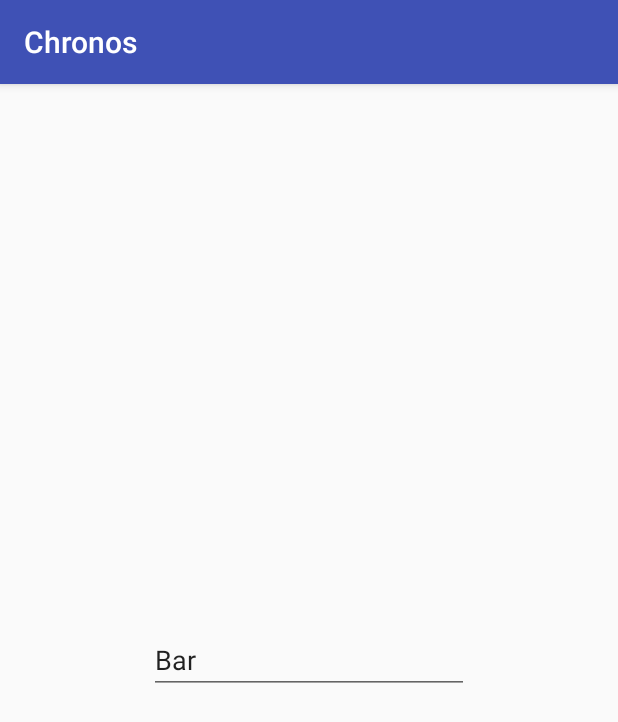
After one commit to jzoran/chronos, an Android app: the fragment BarFragment placed in its activity, on a phone screen of 412 x 824 dp. The commit adds this screen. Shown: the top 722 px of the screen. Run offline under Robolectric (Android 15) with nearby library versions, the phone set to English and light mode, and no system bars; our stand-ins replace Room's generated code.

Commit message:
Add navigation drawer
Add a navigation drawer. When the user clicks a menu item, the main
activity switches the currently displayed fragment.

In this commit, the logic to switch fragments is triggered directly from
the click listener. A future change will improve the application's
design by introducing a lower layer Navigator class: when the user
clicks a menu item, a request will be sent to the Navigator which then
decides what fragment the main activity should switch to.

Signed-off-by: Mårten Kongstad <marten.kongstad@gmail.com>

```diff
--- /dev/null
+++ b/app/src/main/java/amhk/chronos/BarFragment.kt
@@ -0,0 +1,15 @@
+package amhk.chronos
+
+import android.os.Bundle
+import android.support.v4.app.Fragment
+import android.view.LayoutInflater
+import android.view.View
+import android.view.ViewGroup
+
+class BarFragment : Fragment() {
+    override fun onCreateView(inflater: LayoutInflater,
+                              container: ViewGroup?,
+                              savedInstanceState: Bundle?): View? {
+        return inflater.inflate(R.layout.fragment_bar, container, false)
+    }
+}
--- a/app/src/main/java/amhk/chronos/MainActivity.kt
+++ b/app/src/main/java/amhk/chronos/MainActivity.kt
@@ -1,21 +1,57 @@
 package amhk.chronos
 
 import android.os.Bundle
+import android.support.design.widget.NavigationView
+import android.support.v4.app.Fragment
 import android.support.v4.app.FragmentManager
 import android.support.v4.app.FragmentTransaction
+import android.support.v4.widget.DrawerLayout
 import android.support.v7.app.AppCompatActivity
 
 class MainActivity : AppCompatActivity() {
+    private lateinit var drawer: DrawerLayout
+
     override fun onCreate(savedInstanceState: Bundle?) {
         super.onCreate(savedInstanceState)
         setContentView(R.layout.activity_main)
+
+        drawer = findViewById(R.id.drawer_layout)
+
+        val navigationView = findViewById<NavigationView>(R.id.main_navigation)
+        navigationView.setNavigationItemSelectedListener {
+            // FIXME: should just inform the lower layers of the user's intention
+
+            for (i in 0 until navigationView.menu.size()) {
+                val item = navigationView.menu.getItem(i)
+                item.isChecked = it.title == item.title
+            }
+
+            drawer.closeDrawer(navigationView, true)
+            when (it.title) {
+                "foo" -> switchToFragment(FooListFragment::class.java)
+                "bar"-> switchToFragment(BarFragment::class.java)
+                "bar 2" -> switchToFragment(BarFragment::class.java)
+                else -> false
+            }
+        }
+
         if (savedInstanceState == null) {
+            // FIXME: should call lower layers instead of making the switch explicitly
+            navigationView.menu.getItem(0).isChecked = true
             supportFragmentManager.transaction {
                 val fragment = FooListFragment()
                 add(R.id.main_container, fragment)
             }
         }
     }
+
+    private fun <T> switchToFragment(x: Class<in T>): Boolean where T: Fragment {
+        supportFragmentManager.transaction {
+            val fragment = x.newInstance() as Fragment
+            replace(R.id.main_container, fragment)
+        }
+        return true
+    }
 }
 
 private fun FragmentManager.transaction(func: FragmentTransaction.() -> FragmentTransaction) {
--- a/app/src/main/res/layout/activity_main.xml
+++ b/app/src/main/res/layout/activity_main.xml
@@ -1,6 +1,8 @@
 <?xml version="1.0" encoding="utf-8"?>
-<FrameLayout xmlns:android="http://schemas.android.com/apk/res/android"
+<android.support.v4.widget.DrawerLayout xmlns:android="http://schemas.android.com/apk/res/android"
+    xmlns:app="http://schemas.android.com/apk/res-auto"
     xmlns:tools="http://schemas.android.com/tools"
+    android:id="@+id/drawer_layout"
     android:layout_width="match_parent"
     android:layout_height="match_parent"
     tools:context="amhk.chronos.MainActivity">
@@ -10,4 +12,11 @@
         android:layout_width="match_parent"
         android:layout_height="match_parent" />
 
-</FrameLayout>
+    <android.support.design.widget.NavigationView
+        android:id="@+id/main_navigation"
+        android:layout_width="match_parent"
+        android:layout_height="match_parent"
+        android:layout_gravity="start"
+        app:menu="@menu/main_navigation" />
+
+</android.support.v4.widget.DrawerLayout>
--- /dev/null
+++ b/app/src/main/res/layout/fragment_bar.xml
@@ -0,0 +1,23 @@
+<?xml version="1.0" encoding="utf-8"?>
+<android.support.constraint.ConstraintLayout
+    xmlns:android="http://schemas.android.com/apk/res/android"
+    xmlns:app="http://schemas.android.com/apk/res-auto"
+    android:layout_width="match_parent"
+    android:layout_height="match_parent">
+
+    <EditText
+        android:id="@+id/editText"
+        android:layout_width="wrap_content"
+        android:layout_height="wrap_content"
+        android:layout_marginBottom="8dp"
+        android:layout_marginEnd="8dp"
+        android:layout_marginStart="8dp"
+        android:layout_marginTop="8dp"
+        android:ems="10"
+        android:inputType="textPersonName"
+        android:text="Bar"
+        app:layout_constraintBottom_toBottomOf="parent"
+        app:layout_constraintEnd_toEndOf="parent"
+        app:layout_constraintStart_toStartOf="parent"
+        app:layout_constraintTop_toTopOf="parent" />
+</android.support.constraint.ConstraintLayout>
--- /dev/null
+++ b/app/src/main/res/menu/main_navigation.xml
@@ -0,0 +1,6 @@
+<?xml version="1.0" encoding="utf-8"?>
+<menu xmlns:android="http://schemas.android.com/apk/res/android">
+    <item android:title="foo" />
+    <item android:title="bar" />
+    <item android:title="bar 2" />
+</menu>
```
